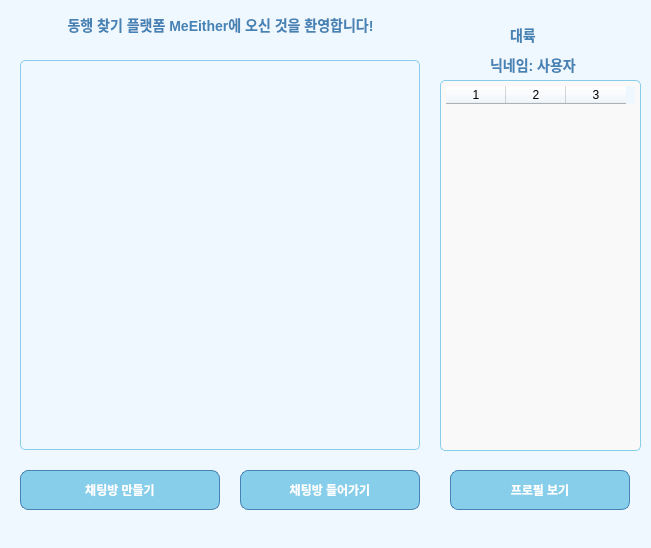
First picture: the form in ChatRoomList.ui, repository YooSungSoo/MeEither, before the edit.
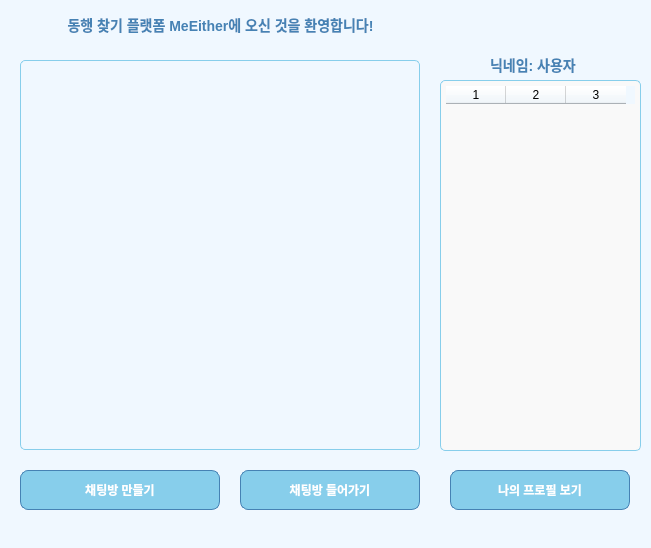
Second picture: the form after the edit.

Diff of the .ui file:
```diff
--- a/ChatRoomList.ui
+++ b/ChatRoomList.ui
@@ -168,7 +168,7 @@
     </rect>
    </property>
    <property name="text">
-    <string>프로필 보기</string>
+    <string>나의 프로필 보기</string>
    </property>
   </widget>
   <widget class="QLabel" name="landName">
@@ -181,7 +181,7 @@
     </rect>
    </property>
    <property name="text">
-    <string>대륙</string>
+    <string/>
    </property>
   </widget>
  </widget>
```
Left out of the diff: 4 changed lines with no effect on the pictures.
